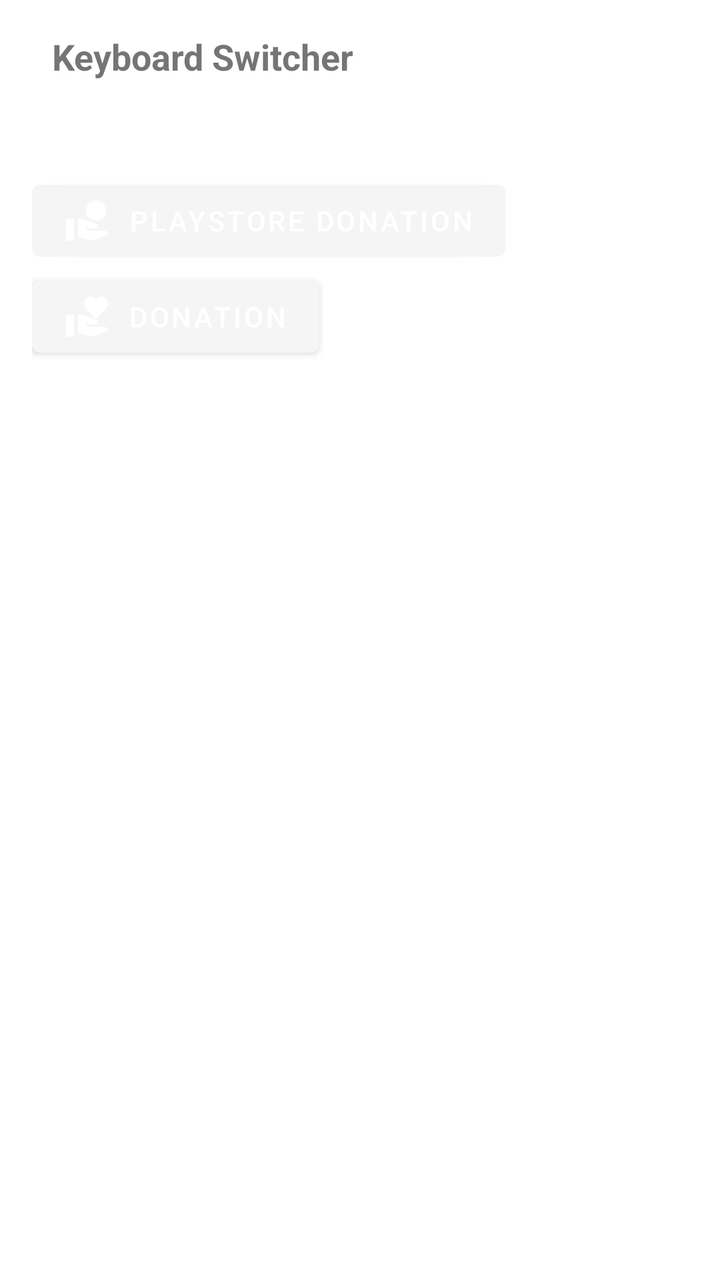
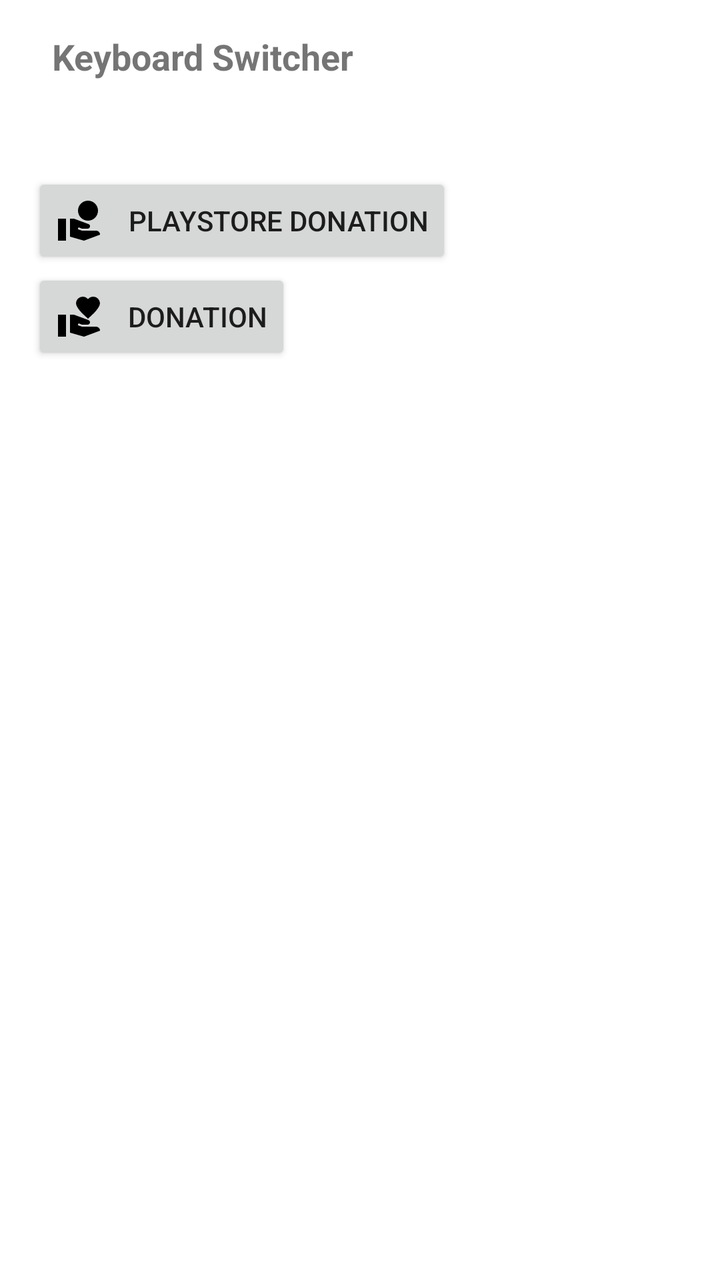

Two renders of the same Android screen: before a commit and after it. Below are the layout's source before the change and the commit's diff.
<!-- AndroidManifest.xml: application theme Theme.Transparent -->
<!-- res/layout/about_activity.xml -->
<?xml version="1.0" encoding="utf-8"?>
<ScrollView xmlns:android="http://schemas.android.com/apk/res/android"
    android:layout_width="match_parent"
    android:layout_height="match_parent"
    xmlns:app="http://schemas.android.com/apk/res-auto">

    <LinearLayout
        android:layout_width="match_parent"
        android:layout_height="wrap_content"
        android:isScrollContainer="true"
        android:orientation="vertical"
        android:paddingBottom="16dp"
        android:paddingLeft="16dp"
        android:paddingRight="16dp"
        android:paddingTop="16dp"
        android:scrollbars="vertical">

        <RelativeLayout
            android:layout_width="match_parent"
            android:layout_height="match_parent"
            android:orientation="horizontal">

            <ImageView
                android:id="@+id/activity_about_icon"
                android:layout_width="wrap_content"
                android:layout_height="wrap_content"
                android:contentDescription="@string/app_name"
                android:layout_gravity="top"
                android:layout_marginEnd="10dp"
                android:src="@mipmap/ic_launcher" />

            <LinearLayout
                android:layout_width="wrap_content"
                android:layout_height="wrap_content"
                android:orientation="vertical"
                android:layout_toEndOf="@+id/activity_about_icon">

                <TextView
                    android:layout_width="wrap_content"
                    android:layout_height="wrap_content"
                    android:text="@string/app_name"
                    android:textSize="18sp"
                    android:textStyle="bold" />

                <TextView
                    android:id="@+id/activity_about_version"
                    android:layout_width="wrap_content"
                    android:layout_height="wrap_content"
                    android:textAppearance="@android:style/TextAppearance.Small" />
            </LinearLayout>
        </RelativeLayout>

        <TextView
            android:id="@+id/activity_about_content"
            android:layout_width="wrap_content"
            android:layout_height="wrap_content"
            android:layout_marginTop="8dp"
            android:textAppearance="@android:style/TextAppearance.Small" />

        <com.google.android.material.button.MaterialButton
            android:id="@+id/contribution_playstore_button"
            android:layout_width="wrap_content"
            android:layout_height="match_parent"
            app:icon="@drawable/ic_hand_coin_24dp"
            android:text="@string/play_store_donation"/>

        <com.google.android.material.button.MaterialButton
            android:id="@+id/contribution_button"
            android:layout_width="wrap_content"
            android:layout_height="match_parent"
            app:icon="@drawable/ic_hand_heart_24dp"
            android:text="@string/donation"/>

        <TextView
            android:id="@+id/activity_contact_content"
            android:layout_width="wrap_content"
            android:layout_height="wrap_content"
            android:layout_marginTop="24dp"
            android:textAppearance="@android:style/TextAppearance.Small" />
    </LinearLayout>
</ScrollView>
<!-- resources referenced by this layout -->
<resources>
  <!-- drawable ic_hand_coin_24dp (drawable) -->
  <vector xmlns:android="http://schemas.android.com/apk/res/android" android:height="24dp" android:width="24dp" android:viewportWidth="24" android:viewportHeight="24"><path android:fillColor="#000000" android:pathData="M16 12C18.76 12 21 9.76 21 7S18.76 2 16 2 11 4.24 11 7 13.24 12 16 12M21.45 17.6C21.06 17.2 20.57 17 20 17H13L10.92 16.27L11.25 15.33L13 16H15.8C16.15 16 16.43 15.86 16.66 15.63S17 15.12 17 14.81C17 14.27 16.74 13.9 16.22 13.69L8.95 11H7V20L14 22L22.03 19C22.04 18.47 21.84 18 21.45 17.6M5 11H.984V22H5V11Z" /></vector>
  <!-- drawable ic_hand_heart_24dp (drawable) -->
  <vector xmlns:android="http://schemas.android.com/apk/res/android" android:height="24dp" android:width="24dp" android:viewportWidth="24" android:viewportHeight="24"><path android:fillColor="#000000" android:pathData="M20 17Q20.86 17 21.45 17.6T22.03 19L14 22L7 20V11H8.95L16.22 13.69Q17 14 17 14.81 17 15.28 16.66 15.63T15.8 16H13L11.25 15.33L10.92 16.27L13 17H20M16 3.23Q17.06 2 18.7 2 20.06 2 21 3T22 5.3Q22 6.33 21 7.76T19.03 10.15 16 13Q13.92 11.11 12.94 10.15T10.97 7.76 10 5.3Q10 3.94 10.97 3T13.31 2Q14.91 2 16 3.23M.984 11H5V22H.984V11Z" /></vector>
  <!-- mipmap ic_launcher (mipmap-anydpi-v26) -->
  <?xml version="1.0" encoding="utf-8"?>
  <adaptive-icon xmlns:android="http://schemas.android.com/apk/res/android">
      <background android:drawable="@drawable/ic_launcher_background" />
      <foreground android:drawable="@drawable/ic_launcher_foreground" />
      <monochrome android:drawable="@drawable/ic_launcher_monochrome" />
  </adaptive-icon>
  <string name="app_name" translatable="false">Keyboard Switcher</string>
  <string name="donation">Donation</string>
  <string name="play_store_donation">PlayStore Donation</string>
  <style name="Theme.Transparent" parent="Theme.MaterialComponents.DayNight.Bridge">
          <item name="android:windowAnimationStyle">@null</item>
          <item name="android:windowIsTranslucent">true</item>
          <item name="android:windowBackground">@android:color/transparent</item>
          <item name="android:windowContentOverlay">@null</item>
          <item name="android:windowNoTitle">true</item>
          <item name="android:windowIsFloating">true</item>
          <item name="android:backgroundDimEnabled">false</item>
      </style>
  <!-- drawable ic_launcher_monochrome: vector/xml drawable (drawable-v24, 4167 chars, omitted) -->
</resources>

<!-- the commit's change to res/layout/about_activity.xml (unified diff, before → after) -->
@@ -1,8 +1,7 @@
 <?xml version="1.0" encoding="utf-8"?>
 <ScrollView xmlns:android="http://schemas.android.com/apk/res/android"
     android:layout_width="match_parent"
-    android:layout_height="match_parent"
-    xmlns:app="http://schemas.android.com/apk/res-auto">
+    android:layout_height="match_parent">
 
     <LinearLayout
         android:layout_width="match_parent"
@@ -57,18 +56,20 @@
             android:layout_marginTop="8dp"
             android:textAppearance="@android:style/TextAppearance.Small" />
 
-        <com.google.android.material.button.MaterialButton
+        <androidx.appcompat.widget.AppCompatButton
             android:id="@+id/contribution_playstore_button"
             android:layout_width="wrap_content"
             android:layout_height="match_parent"
-            app:icon="@drawable/ic_hand_coin_24dp"
+            android:drawableStart="@drawable/ic_hand_coin_24dp"
+            android:drawablePadding="12dp"
             android:text="@string/play_store_donation"/>
 
-        <com.google.android.material.button.MaterialButton
+        <androidx.appcompat.widget.AppCompatButton
             android:id="@+id/contribution_button"
             android:layout_width="wrap_content"
             android:layout_height="match_parent"
-            app:icon="@drawable/ic_hand_heart_24dp"
+            android:drawableStart="@drawable/ic_hand_heart_24dp"
+            android:drawablePadding="12dp"
             android:text="@string/donation"/>
 
         <TextView
